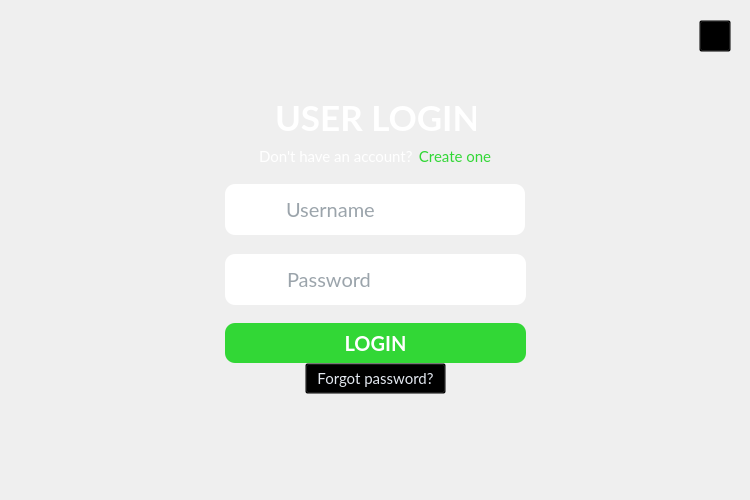
First picture: the form in ui/login.ui, repository Akash-kafle/Expenditure_Traversing_system, before the edit.
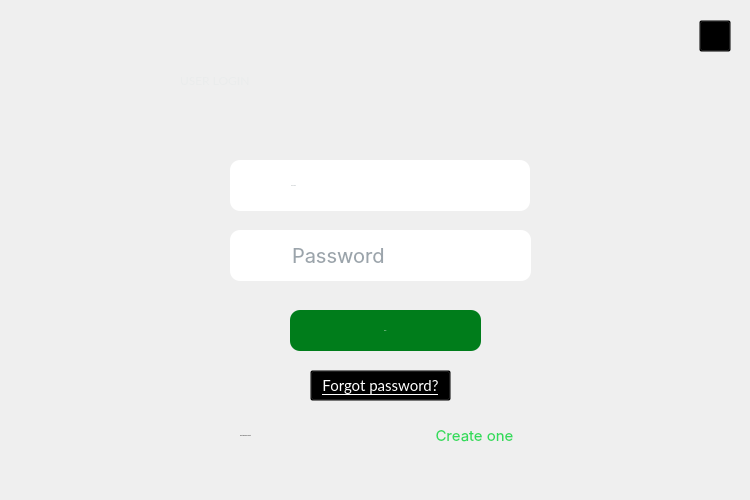
Second picture: the form after the edit. Icons and pictures are not drawn.

The edit to the form file:
```diff
--- a/ui/login.ui
+++ b/ui/login.ui
@@ -44,26 +44,21 @@
    <string notr="true"/>
   </property>
   <widget class="QWidget" name="centralwidget">
+   <property name="styleSheet">
+    <string notr="true">font: 12pt &quot;SF Pro Display&quot;;</string>
+   </property>
    <widget class="QLabel" name="loginHeader">
     <property name="geometry">
      <rect>
-      <x>275</x>
-      <y>96</y>
-      <width>201</width>
-      <height>42</height>
+      <x>180</x>
+      <y>50</y>
+      <width>411</width>
+      <height>61</height>
      </rect>
     </property>
-    <property name="font">
-     <font>
-      <family>Lato</family>
-      <pointsize>-1</pointsize>
-      <weight>75</weight>
-      <bold>true</bold>
-     </font>
-    </property>
     <property name="styleSheet">
-     <string notr="true">color: #fff;
-font-size: 35px;</string>
+     <string notr="true">color: rgb(234, 236, 236);
+font: 900 40pt &quot;SF Pro Text&quot;;</string>
     </property>
     <property name="text">
      <string>USER LOGIN</string>
@@ -72,18 +67,18 @@
    <widget class="QPushButton" name="loginButton">
     <property name="geometry">
      <rect>
-      <x>225</x>
-      <y>323</y>
-      <width>301</width>
-      <height>40</height>
+      <x>290</x>
+      <y>310</y>
+      <width>191</width>
+      <height>41</height>
      </rect>
     </property>
     <property name="font">
      <font>
-      <family>Lato</family>
+      <family>SF Pro Text</family>
       <pointsize>-1</pointsize>
-      <weight>75</weight>
-      <bold>true</bold>
+      <italic>false</italic>
+      <bold>false</bold>
      </font>
     </property>
     <property name="cursor">
@@ -92,12 +87,16 @@
     <property name="toolTip">
      <string>Click here to login.</string>
     </property>
+    <property name="autoFillBackground">
+     <bool>false</bool>
+    </property>
     <property name="styleSheet">
-     <string notr="true">#loginButton {
-	background-color: #32D736;
+     <string notr="true">
+#loginButton {
+	background-color:rgb(0,125,27);
 	border-radius: 10px;
 	color: #fff;
-	font-size: 20px;
+	font: 20px &quot;SF Pro Text&quot;;
 	padding: 8px;
 }
 
@@ -118,8 +117,8 @@
    <widget class="QGroupBox" name="usernameGroup">
     <property name="geometry">
      <rect>
-      <x>225</x>
-      <y>184</y>
+      <x>230</x>
+      <y>160</y>
       <width>301</width>
       <height>51</height>
      </rect>
@@ -164,8 +163,10 @@
      </property>
      <property name="font">
       <font>
-       <family>Lato</family>
+       <family>SF-Pro</family>
        <pointsize>-1</pointsize>
+       <italic>false</italic>
+       <bold>false</bold>
       </font>
      </property>
      <property name="toolTip">
@@ -177,7 +178,7 @@
 	background-color: #fff;
 	border-top-right-radius: 10px;
 	border-bottom-right-radius: 10px;
-	font-size: 20px;
+	 font: 20px  'SF-Pro'; 
 	color: #374957;
 }
 
@@ -193,8 +194,8 @@
    <widget class="QGroupBox" name="passwordGroup">
     <property name="geometry">
      <rect>
-      <x>225</x>
-      <y>254</y>
+      <x>230</x>
+      <y>230</y>
       <width>301</width>
       <height>61</height>
      </rect>
@@ -216,8 +217,10 @@
      </property>
      <property name="font">
       <font>
-       <family>Lato</family>
+       <family>SF Pro Display</family>
        <pointsize>-1</pointsize>
+       <italic>false</italic>
+       <bold>false</bold>
       </font>
      </property>
      <property name="toolTip">
@@ -283,7 +286,7 @@
       <string notr="true">background-color: white;
 border-top-right-radius: 10px;
 border-bottom-right-radius: 10px;
-font-size: 20px;</string>
+font-size: 10pt;</string>
      </property>
      <property name="text">
       <string/>
@@ -296,9 +299,9 @@
    <widget class="QGroupBox" name="noAccountGroup">
     <property name="geometry">
      <rect>
-      <x>255</x>
-      <y>141</y>
-      <width>241</width>
+      <x>240</x>
+      <y>420</y>
+      <width>281</width>
       <height>30</height>
      </rect>
     </property>
@@ -311,16 +314,18 @@
     <widget class="QPushButton" name="createAccount">
      <property name="geometry">
       <rect>
-       <x>160</x>
+       <x>189</x>
        <y>0</y>
-       <width>80</width>
+       <width>91</width>
        <height>31</height>
       </rect>
      </property>
      <property name="font">
       <font>
-       <family>Lato</family>
+       <family>SF Pro Display</family>
        <pointsize>-1</pointsize>
+       <italic>false</italic>
+       <bold>false</bold>
       </font>
      </property>
      <property name="cursor">
@@ -333,7 +338,7 @@
       <string notr="true">#createAccount {
 	font-size: 15px;
 	background-color: transparent;
-	color: #32D736;
+	color:rgb(48,219,91);
 }
 
 #createAccount:hover {
@@ -347,22 +352,25 @@
     <widget class="QLabel" name="noAccountMessage">
      <property name="geometry">
       <rect>
-       <x>4</x>
+       <x>0</x>
        <y>0</y>
-       <width>161</width>
+       <width>181</width>
        <height>31</height>
       </rect>
      </property>
      <property name="font">
       <font>
-       <family>Lato</family>
+       <family>SF Pro Display</family>
        <pointsize>-1</pointsize>
+       <italic>false</italic>
+       <bold>false</bold>
       </font>
      </property>
      <property name="styleSheet">
-      <string notr="true">font-size: 15px;
+      <string notr="true">QLabel { color: #fff; font:  'SF-Pro'; 
+font-size: 15px bold;
 background-color: transparent;
-color: #fff;</string>
+};</string>
      </property>
      <property name="text">
       <string>Don't have an account?</string>
@@ -375,16 +383,19 @@
    <widget class="QPushButton" name="forgot_password">
     <property name="geometry">
      <rect>
-      <x>305</x>
-      <y>363</y>
+      <x>310</x>
+      <y>370</y>
       <width>141</width>
       <height>31</height>
      </rect>
     </property>
     <property name="font">
      <font>
-      <family>Lato</family>
+      <family>SF Pro Display</family>
       <pointsize>-1</pointsize>
+      <italic>false</italic>
+      <bold>false</bold>
+      <underline>true</underline>
      </font>
     </property>
     <property name="cursor">
@@ -396,8 +407,9 @@
     <property name="styleSheet">
      <string notr="true">#forgot_password {
 	font-size: 15px;
+	text-decoration: underline;
 	background-color: transparent;
-	color: #E3E8F0;
+	color:#fff;
 }
 
 #forgot_password:hover {
```
Left out of the diff: 21 changed lines with no effect on the pictures.
